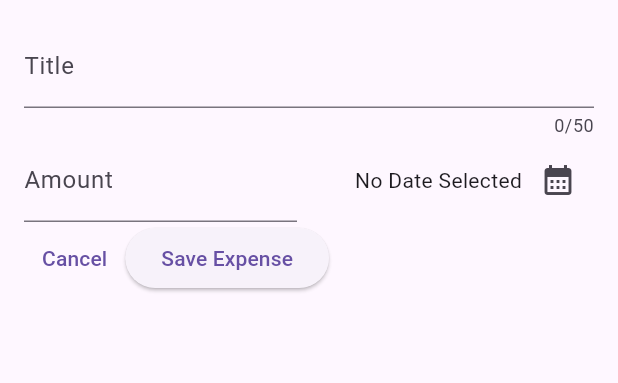
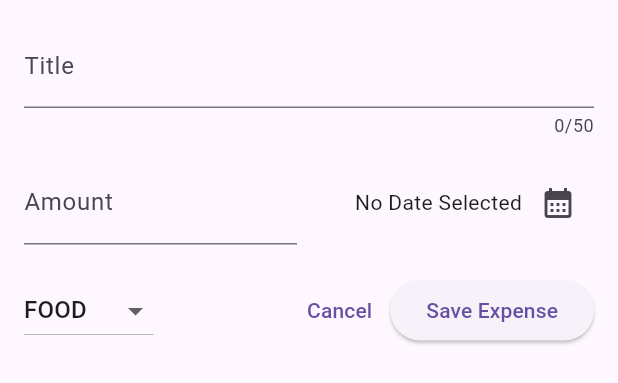
Before and after one commit to shshaheen/Cash-Track, a Flutter app: the NewExpense widget shown alone on an empty page, opened directly, on a phone screen of 412 x 824 dp. Shown: the top 383 px of the screen. Run offline on Flutter 3.47's test engine with Material 3 defaults, Android fonts, the phone set to English and light mode, and no system bars.

Commit message:
Added Dropdown

```diff
--- a/lib/widgets/new_expense.dart
+++ b/lib/widgets/new_expense.dart
@@ -11,6 +11,8 @@ class _NewExpenseState extends State<NewExpense> {
   final _titleController = TextEditingController();
   final _amountController = TextEditingController();
   DateTime? _selectedDate;
+  Category _categoryController = Category.food;
+
   void _presentDatePicker() async {
     final now = DateTime.now();
     final firstDate = DateTime(now.year - 1, now.month, now.day);
@@ -41,18 +43,18 @@ class _NewExpenseState extends State<NewExpense> {
           TextField(
             controller: _titleController,
             maxLength: 50,
-            // keyboardType: TextInputType.numberWithOptions(),
-            decoration: InputDecoration(
+            decoration:const InputDecoration(
               label: Text('Title'),
             ),
           ),
+          const SizedBox(height: 15,),
           Row(
             children: [
               Expanded(
                 child: TextField(
                   controller: _amountController,
                   keyboardType: TextInputType.number,
-                  decoration: InputDecoration(
+                  decoration:const InputDecoration(
                     prefixText: '\$',
                     label: Text('Amount'),
                   ),
@@ -78,8 +80,27 @@ class _NewExpenseState extends State<NewExpense> {
               )
             ],
           ),
+          const SizedBox(height: 20,),
           Row(
             children: [
+              DropdownButton(
+                value: _categoryController,
+                items: Category.values.map(
+                  (category) => DropdownMenuItem(
+                    value: category,
+                    child: Text(category.name.toUpperCase(),
+                  ),),
+                ).toList(),
+                onChanged: (value){
+                  if(value == null){
+                      return;
+                    }
+                  setState(() {
+                    _categoryController = value;
+
+                  });
+                }),
+              const  Spacer(),
               TextButton(
                 onPressed: () {
                   Navigator.pop(context);
@@ -92,8 +113,7 @@ class _NewExpenseState extends State<NewExpense> {
                     print(_amountController.text);
                   },
                   child: Text("Save Expense")),
-              SizedBox(width: 5.0),
-            ],
+          ],
           )
         ],
       ),
```
Also changed, not shown: lib/main.dart (line endings or trailing spaces).
